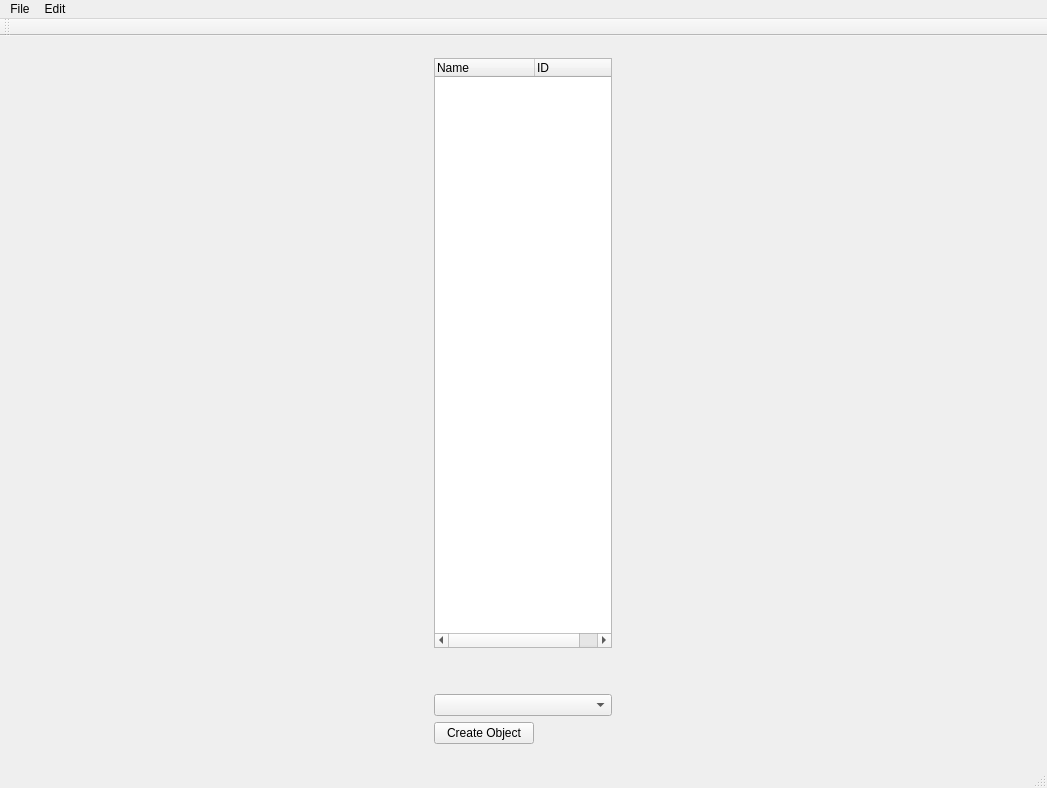
Qt form mainwindow.ui (NotBjoggisAtAll/Tomato-Engine) before a commit.
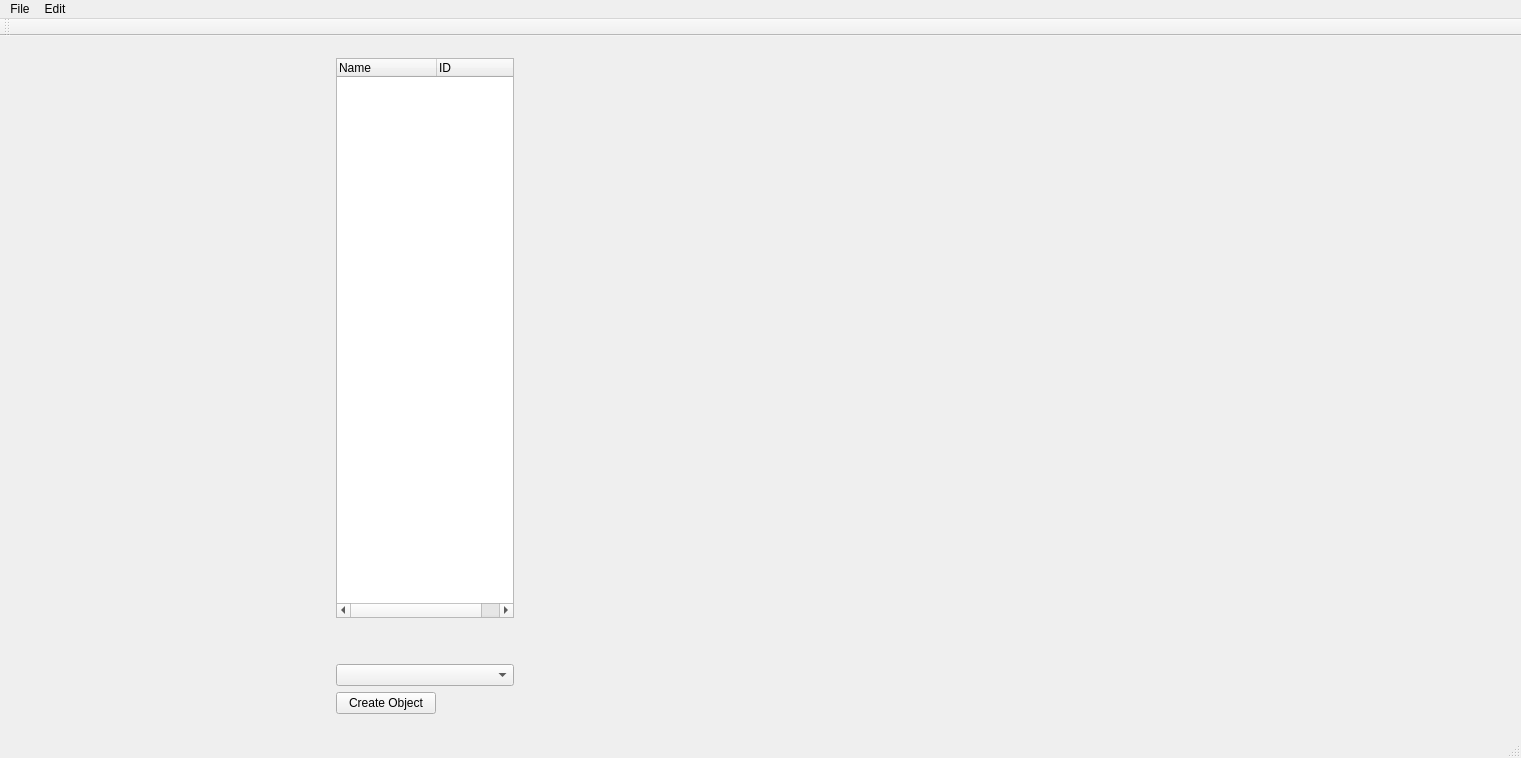
The same form after that commit.

Commit message: Added QWidget on the right of the Viewport in order to spawn component widgets

The edit to the form file:
```diff
--- a/mainwindow.ui
+++ b/mainwindow.ui
@@ -6,8 +6,8 @@
    <rect>
     <x>0</x>
     <y>0</y>
-    <width>1047</width>
-    <height>788</height>
+    <width>1521</width>
+    <height>758</height>
    </rect>
   </property>
   <property name="windowTitle">
@@ -88,6 +88,17 @@
       <item>
        <layout class="QVBoxLayout" name="OpenGLLayout"/>
       </item>
+      <item>
+       <widget class="QWidget" name="verticalWidget" native="true">
+        <property name="maximumSize">
+         <size>
+          <width>350</width>
+          <height>16777215</height>
+         </size>
+        </property>
+        <layout class="QVBoxLayout" name="verticalLayout_2"/>
+       </widget>
+      </item>
      </layout>
     </item>
    </layout>
@@ -97,7 +108,7 @@
     <rect>
      <x>0</x>
      <y>0</y>
-     <width>1047</width>
+     <width>1521</width>
      <height>20</height>
     </rect>
    </property>
```
